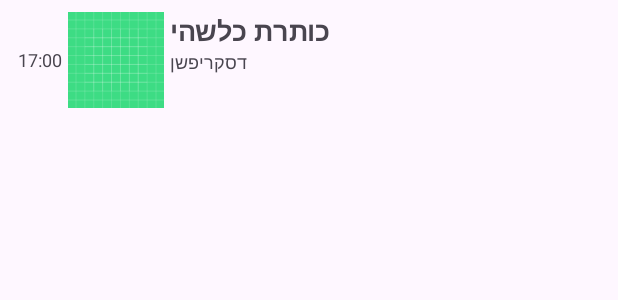
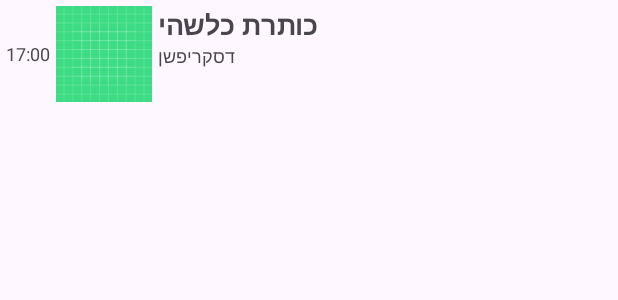
Before and after one commit to SavvaS412/info-now, an Android app: the layout item_rss.xml on its own in the app's theme, with its tools: preview values and no code run, on a phone screen of 412 x 824 dp. Shown: the top 300 px of the screen. Run offline under Robolectric (Android 15) with nearby library versions, the phone set to English and light mode, and no system bars.

Commit message:
fix: remove rss items with no image

```diff
--- a/app/src/main/java/il/androidcourse/infonow/RSSUtils.java
+++ b/app/src/main/java/il/androidcourse/infonow/RSSUtils.java
@@ -46,7 +46,7 @@ public class RSSUtils {
             } else if (eventType == XmlPullParser.END_TAG && parser.getName().equalsIgnoreCase("item")) {
                 insideItem = false;
 
-                if (currentItem.getImage() != null)
+                if (currentItem != null && currentItem.getImage() != null && currentItem.getImage() != "")
                     items.add(currentItem);
                 if (items.size() == 1) {
                     editor.putString("lastPublishedLink", currentItem.getLink());
--- a/app/src/main/res/layout/item_rss.xml
+++ b/app/src/main/res/layout/item_rss.xml
@@ -2,7 +2,7 @@
 <RelativeLayout xmlns:android="http://schemas.android.com/apk/res/android"
     android:layout_width="wrap_content"
     android:layout_height="wrap_content"
-    android:padding="8dp"
+    android:padding="4dp"
     android:id="@+id/layout">
 
     <TextView
@@ -10,7 +10,7 @@
         android:layout_width="wrap_content"
         android:layout_height="wrap_content"
         android:layout_centerVertical="true"
-        android:layout_marginHorizontal="4dp"
+        android:layout_marginEnd="4dp"
         android:layout_alignParentStart="true"
         android:text="17:00"
         android:textSize="12sp"
```
